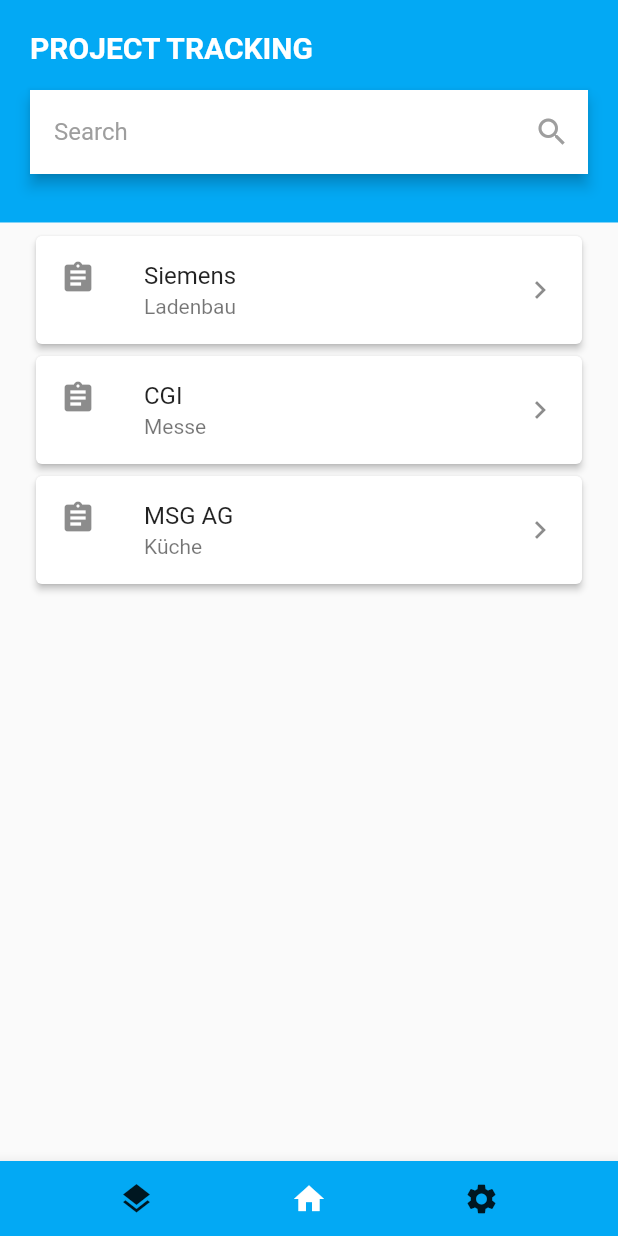
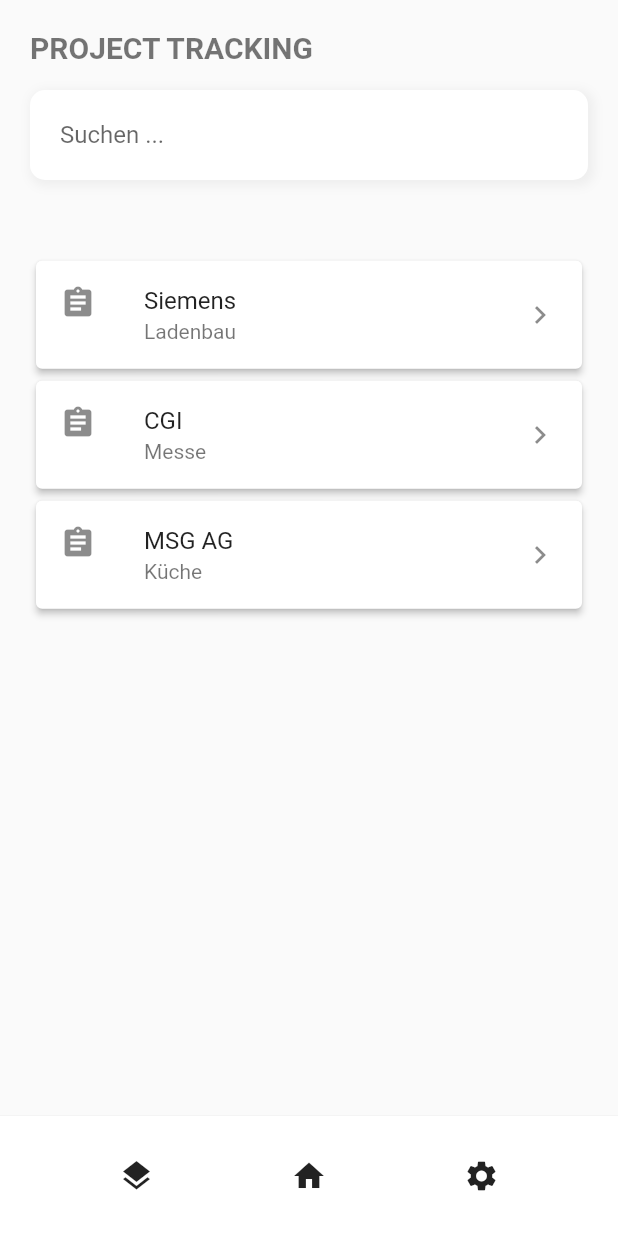
Before and after one commit to mz47/project-tracking-frontend, a Flutter app: the screen it shows after launch, on a phone screen of 412 x 824 dp. Run offline on Flutter 3.47's test engine with Material 2 defaults, Android fonts, the phone set to English and light mode, and no system bars.

Commit message:
add web app

```diff
--- a/lib/components/tabbar.dart
+++ b/lib/components/tabbar.dart
@@ -6,9 +6,9 @@
   @override
   Widget build(BuildContext context) {
     return Container(
-      height: 50,
+      height: 80,
       child: BottomAppBar(
-        color: Colors.lightBlue,
+        elevation: 1,
         child: Row(
           mainAxisAlignment: MainAxisAlignment.spaceEvenly,
           children: <Widget>[
@@ -19,7 +19,6 @@
             IconButton(
               icon: Icon(Icons.home),
               onPressed: () => {debugPrint("Clicked")},
-              color: Colors.white,
             ),
             IconButton(
               icon: Icon(Icons.settings),
--- a/lib/components/titlebar.dart
+++ b/lib/components/titlebar.dart
@@ -6,37 +6,51 @@
     return Stack(
       children: <Widget>[
         Container(
+          height: MediaQuery.of(context).size.height * 0.2,
+          width: MediaQuery.of(context).size.width,
           padding: EdgeInsets.only(left: 20, top: 20),
           child: Text(
             "PROJECT TRACKING",
             style: TextStyle(
                 fontSize: 20.0,
                 fontWeight: FontWeight.w600,
-                color: Colors.white),
+                color: Colors.black54),
           ),
-          color: Colors.lightBlue,
-          height: MediaQuery.of(context).size.height * 0.18,
-          width: MediaQuery.of(context).size.width,
         ),
         Positioned(
           top: 60.0,
           left: 20.0,
           right: 20.0,
-          child: AppBar(
-            backgroundColor: Colors.white,
-            title: TextField(
+          child: Container(
+            child: Container(
+              child: TextField(
                 decoration: InputDecoration(
-                    hintText: "Search",
-                    border: InputBorder.none,
-                    hintStyle: TextStyle(color: Colors.grey))),
-            actions: <Widget>[
-              IconButton(
-                icon: Icon(Icons.search, color: Colors.grey),
-                onPressed: () {},
+                  isDense: false,
+                  hintText: "Suchen ...",
+                  contentPadding: EdgeInsets.all(20),
+                  border: InputBorder.none,
+                ),
               ),
-            ],
+              height: 60,
+              decoration: BoxDecoration(
+                  borderRadius: BorderRadius.circular(10), color: Colors.white),
+            ),
+            decoration: new BoxDecoration(
+              borderRadius: BorderRadius.circular(10),
+              boxShadow: [
+                BoxShadow(
+                  color: Colors.grey[200],
+                  blurRadius: 5.0,
+                  spreadRadius: 2.0,
+                  offset: Offset(
+                    2.0, // horizontal, move right 10
+                    2.0, // vertical, move down 10
+                  ),
+                )
+              ],
+            ),
           ),
-        )
+        ),
       ],
     );
   }
```
Also changed, not shown: lib/views/details.dart (+39 -8 lines).
